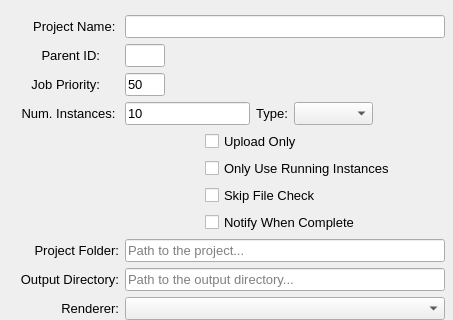
The window that resources/submit_dialog.ui (mybikeislost/zync-maya) describes before a commit, drawn with Qt 5; both pictures show x 0 to 453 and y 0 to 320 of the 453 by 870 pixel window.
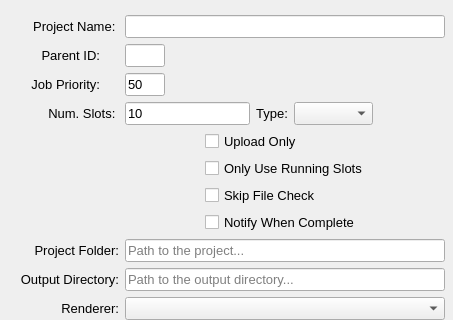
The same window after the commit.

Commit message: Updated Num. Instances and Only Use Running Instances to Num. Slots and Only Use Running Slots to reflect current terminology. Switched use of start_new_instances field with current start_new_slots field.

The edit to the form file:
```diff
--- a/resources/submit_dialog.ui
+++ b/resources/submit_dialog.ui
@@ -306,7 +306,7 @@
          </font>
         </property>
         <property name="text">
-         <string>Num. Instances: </string>
+         <string>Num. Slots: </string>
         </property>
         <property name="textFormat">
          <enum>Qt::AutoText</enum>
@@ -356,7 +356,7 @@
         <item>
          <widget class="QCheckBox" name="start_new_instances">
           <property name="text">
-           <string>Only Use Running Instances</string>
+           <string>Only Use Running Slots</string>
           </property>
           <property name="-v" stdset="0">
            <string>`python &quot;cmds.submit_callb('start_new_instances')&quot;`</string>
```
Left out of the diff: 6 changed lines with no effect on the pictures. The commit also changes 1 other file.
